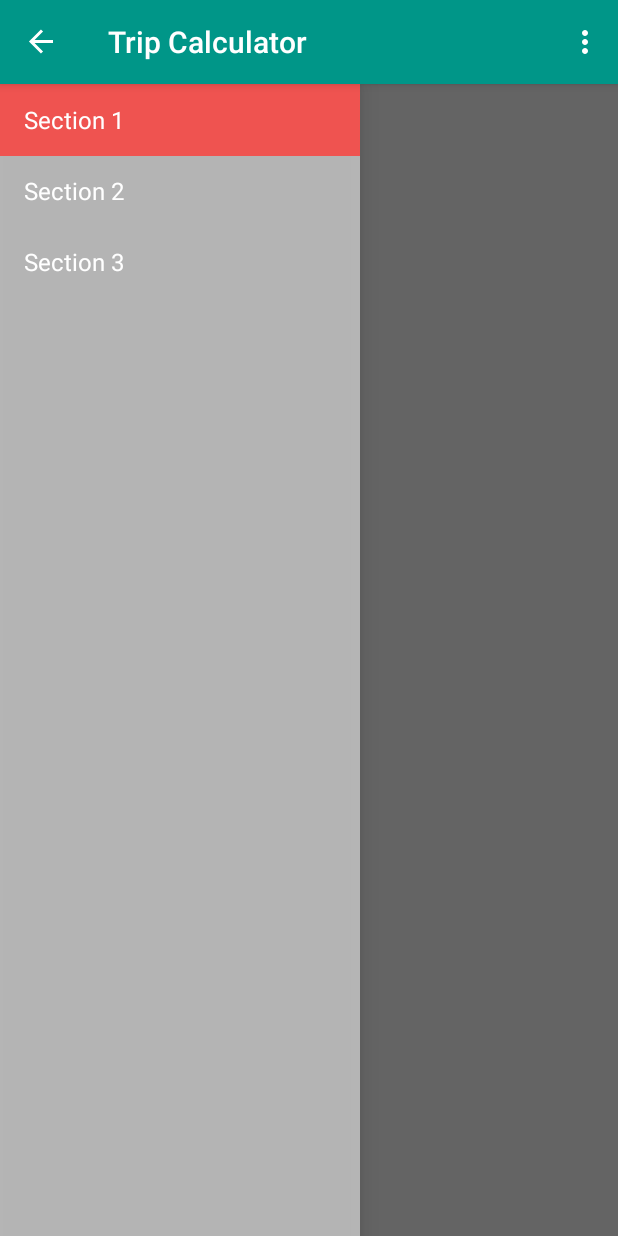
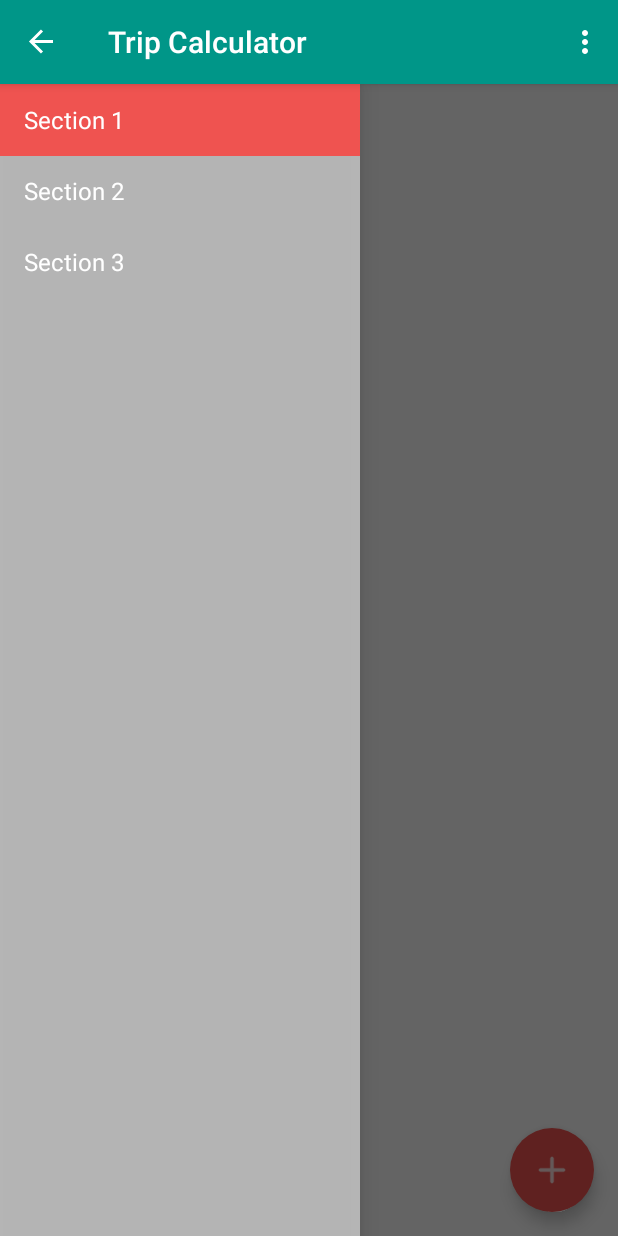
Before and after one commit to LoneRangers/pocketbaniya, an Android app: the screen it shows after launch (MainActivity), on a phone screen of 412 x 824 dp. Run offline under Robolectric (Android 15) with nearby library versions, the light colour scheme and no system bars.

Commit message:
Added Floating Action Button on main screen

```diff
--- a/app/build.gradle
+++ b/app/build.gradle
@@ -22,4 +22,5 @@ android {
 dependencies {
     compile fileTree(dir: 'libs', include: ['*.jar'])
     compile 'com.android.support:appcompat-v7:22.1.1'
+    compile 'com.android.support:design:22.2.0'
 }
--- a/app/src/main/java/com/pocketbaniya/sujeet/tripcalculator/MainActivity.java
+++ b/app/src/main/java/com/pocketbaniya/sujeet/tripcalculator/MainActivity.java
@@ -1,6 +1,7 @@
 package com.pocketbaniya.sujeet.tripcalculator;
 
 import android.app.Activity;
+import android.support.design.widget.FloatingActionButton;
 import android.support.v7.app.ActionBarActivity;
 import android.support.v7.app.ActionBar;
 import android.support.v4.app.Fragment;
@@ -48,7 +49,13 @@ public class MainActivity extends ActionBarActivity
                 R.id.navigation_drawer,
                 (DrawerLayout) findViewById(R.id.drawer_layout));
 
-
+        FloatingActionButton floatingActionButton = (FloatingActionButton) findViewById(R.id.fab);
+        floatingActionButton.setOnClickListener(new View.OnClickListener() {
+            @Override
+            public void onClick(View v) {
+                Toast.makeText(getBaseContext(), R.string.app_name, Toast.LENGTH_LONG).show();
+            }
+        });
     }
 
     @Override
--- a/app/src/main/res/layout/activity_main.xml
+++ b/app/src/main/res/layout/activity_main.xml
@@ -1,13 +1,28 @@
 <!-- A DrawerLayout is intended to be used as the top-level content view using match_parent for both width and height to consume the full space available. -->
 <android.support.v4.widget.DrawerLayout xmlns:android="http://schemas.android.com/apk/res/android"
-    xmlns:tools="http://schemas.android.com/tools" android:id="@+id/drawer_layout"
+    xmlns:tools="http://schemas.android.com/tools" xmlns:app="http://schemas.android.com/apk/res-auto" android:id="@+id/drawer_layout"
     android:layout_width="match_parent" android:layout_height="match_parent"
     tools:context=".MainActivity">
 
     <!-- As the main content view, the view below consumes the entire
          space available using match_parent in both dimensions. -->
     <FrameLayout android:id="@+id/container" android:layout_width="match_parent"
-        android:layout_height="match_parent" />
+        android:layout_height="match_parent">
+
+        <android.support.design.widget.FloatingActionButton
+            android:id="@+id/fab"
+            android:layout_width="56dp"
+            android:layout_height="56dp"
+            android:src="@drawable/ic_action"
+            android:layout_alignParentRight="true"
+            android:layout_alignParentBottom="true"
+            android:layout_gravity="bottom|right"
+            android:layout_margin="@dimen/fab_button_margin"
+            app:elevation="6dp"
+            app:pressedTranslationZ="12dp"
+            app:borderWidth="0dp"/>
+
+    </FrameLayout>
 
     <!-- android:layout_gravity="start" tells DrawerLayout to treat
          this as a sliding drawer on the left side for left-to-right
@@ -23,4 +38,6 @@
         android:name="com.pocketbaniya.sujeet.tripcalculator.NavigationDrawerFragment"
         tools:layout="@layout/fragment_navigation_drawer" />
 
+
+
 </android.support.v4.widget.DrawerLayout>
--- a/app/src/main/res/values-w820dp/dimens.xml
+++ b/app/src/main/res/values-w820dp/dimens.xml
@@ -3,4 +3,7 @@
          (such as screen margins) for screens with more than 820dp of available width. This
          would include 7" and 10" devices in landscape (~960dp and ~1280dp respectively). -->
     <dimen name="activity_horizontal_margin">64dp</dimen>
+    <dimen name="fab_button_margin">16dp</dimen>
+    <dimen name="fab_button_width">56dp</dimen>
+    <dimen name="fab_button_height">56dp</dimen>
 </resources>
--- a/app/src/main/res/values/dimens.xml
+++ b/app/src/main/res/values/dimens.xml
@@ -6,4 +6,7 @@
     <!-- Per the design guidelines, navigation drawers should be between 240dp and 320dp:
          https://developer.android.com/design/patterns/navigation-drawer.html -->
     <dimen name="navigation_drawer_width">240dp</dimen>
+    <dimen name="fab_button_margin">16dp</dimen>
+    <dimen name="fab_button_width">56dp</dimen>
+    <dimen name="fab_button_height">56dp</dimen>
 </resources>
```
Also changed, not shown: app/src/main/res/mipmap-hdpi/ic_launcher.png, app/src/main/res/mipmap-mdpi/ic_launcher.png, app/src/main/res/mipmap-xhdpi/ic_launcher.png, app/src/main/res/mipmap-xxhdpi/ic_launcher.png, 1 other file.
